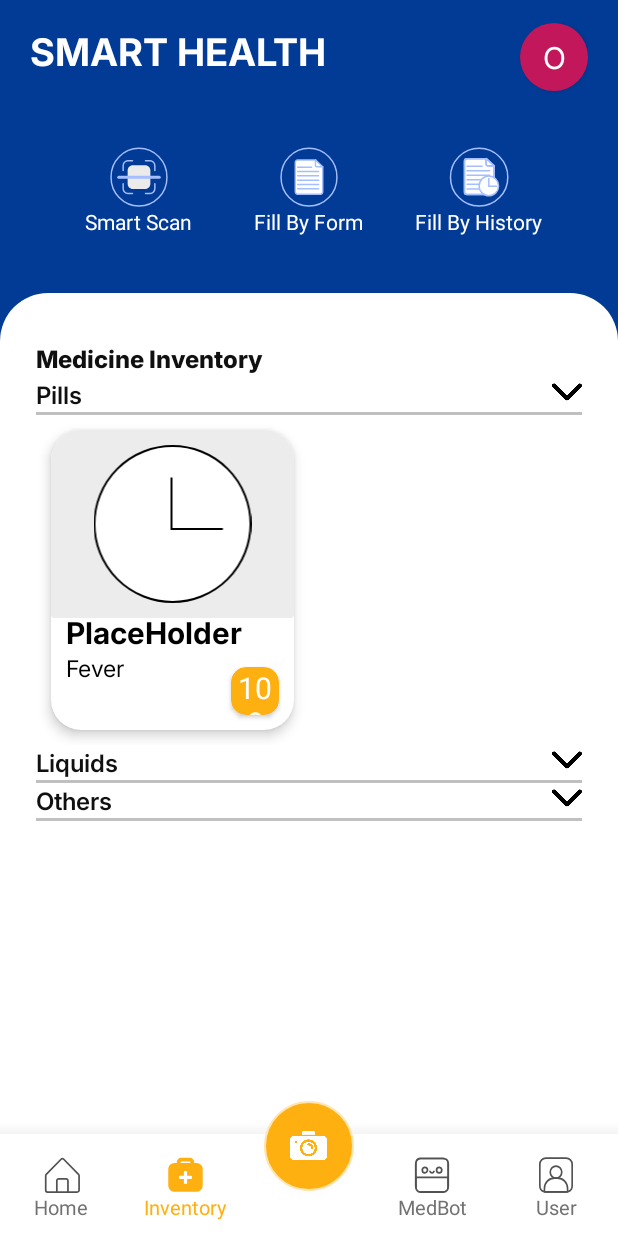
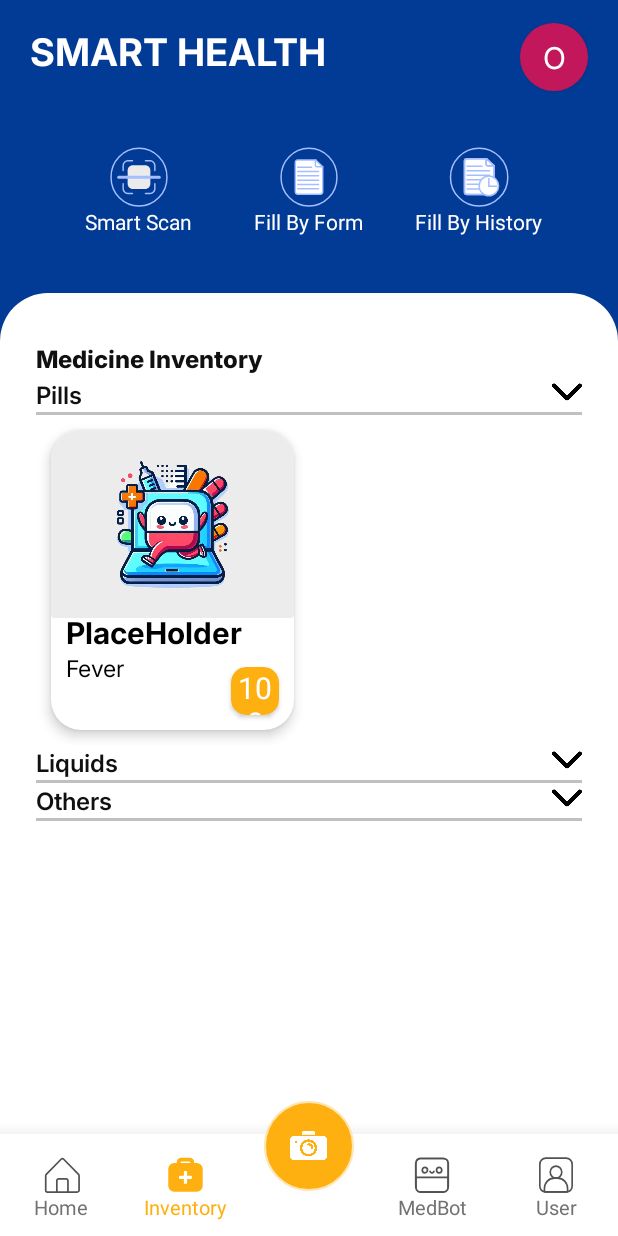
Before and after one commit to ItsMeOX/SmartHealth, an Android app: the fragment InventoryFragment placed in its activity, after a tap on an icon or button, on a phone screen of 412 x 824 dp. Run offline under Robolectric (Android 15) with nearby library versions, the phone set to English and light mode, and no system bars; 2 other taps on this screen came first.

Commit message:
Upload Image for Button works now

```diff
--- a/app/src/main/java/com/example/smarthealth/Inventory/InventoryFragment.java
+++ b/app/src/main/java/com/example/smarthealth/Inventory/InventoryFragment.java
@@ -1,6 +1,7 @@
 package com.example.smarthealth.Inventory;
 import android.content.Intent;
 import android.graphics.Color;
+import android.graphics.drawable.Drawable;
 import android.os.Bundle;
 import android.util.Log;
 import android.view.Gravity;
@@ -18,6 +19,9 @@ import android.widget.PopupWindow;
 import android.widget.Spinner;
 import android.widget.TextView;
 import android.widget.Toast;
+
+import androidx.core.content.ContextCompat;
+import androidx.core.content.res.ResourcesCompat;
 import androidx.lifecycle.ViewModel;
 import android.util.TypedValue;
 import androidx.activity.result.ActivityResultLauncher;
@@ -155,7 +159,7 @@ public class InventoryFragment extends Fragment {
             @Override
             public void onClick(View v) {
                 // Add placeholder medicine to pills category
-                addMedicineToLayout("Pills","PlaceHolder", "Fever", 100,R.drawable.clock);
+                addMedicineToLayout("Pills","PlaceHolder", "Fever", 100, ContextCompat.getDrawable(requireContext(), R.drawable.app_logo));
                 Toast.makeText(requireContext(), "New Pill Added", Toast.LENGTH_SHORT).show();
             }
         });
@@ -171,7 +175,7 @@ public class InventoryFragment extends Fragment {
             @Override
             public void onClick(View v) {
                 // Add placeholder medicine to others category
-                addMedicineToLayout("Others","PlaceHolder", "Fever", 100,R.drawable.clock);
+                addMedicineToLayout("Others","PlaceHolder", "Fever", 100, ContextCompat.getDrawable(requireContext(), R.drawable.app_logo));
                 Toast.makeText(requireContext(), "New Other Medicine Added", Toast.LENGTH_SHORT).show();
             }
         });
@@ -199,7 +203,7 @@ public class InventoryFragment extends Fragment {
         return view;
     }
 
-    private void addMedicineToLayout(String category, String mediName, String mediDesc, int mediAmount, int mediImage) {
+    private void addMedicineToLayout(String category, String mediName, String mediDesc, int mediAmount, Drawable mediImage) {
         ArrayList<MedicineButton> containerList = new ArrayList<>();
         MedicineAdapter adapter = null;
 
@@ -216,7 +220,6 @@ public class InventoryFragment extends Fragment {
             adapter = othersAdapter;
 
         }
-
         // Add placeholder medicine button
         MedicineButton newButton = new MedicineButton(mediName, mediDesc, mediAmount, mediImage);
         // Add the placeholder to the appropriate container list
@@ -298,16 +301,16 @@ public class InventoryFragment extends Fragment {
                 EditText nameView = popupView.findViewById(R.id.formMediName);
                 EditText amountView = popupView.findViewById(R.id.formMediAmount);
                 EditText descView = popupView.findViewById(R.id.formMediDesc);
-//                EditText infoView = popupView.findViewById(R.id.formMediInfo);
-//                ImageView imageView = popupView.findViewById(R.id.mediImage);
+                ImageView imageView = popupView.findViewById(R.id.image);
                 String mediType = category.getSelectedItem().toString();
 
                 String mediName = nameView.getText().toString().trim();
                 String mediDesc = descView.getText().toString().trim();
                 String amount = amountView.getText().toString().trim();
                 int mediAmount = Integer.parseInt(amount);
+                Drawable image = imageView.getDrawable();
                 // Pass corresponding parameters
-                addMedicineToLayout(mediType,mediName, mediDesc,mediAmount, R.drawable.clock);
+                addMedicineToLayout(mediType,mediName, mediDesc,mediAmount, image);
                  popupWindow.dismiss();
             }
         });
--- a/app/src/main/java/com/example/smarthealth/Inventory/MedicineAdapter.java
+++ b/app/src/main/java/com/example/smarthealth/Inventory/MedicineAdapter.java
@@ -42,16 +42,17 @@ public class MedicineAdapter extends RecyclerView.Adapter<MedicineAdapter.ViewHo
         MedicineButton model = medicineSubList.get(position);
 
         // Set the button's data (name, description, etc.)
+        holder.medicineImage.setImageDrawable(model.getMedicineImage());
         holder.medicineName.setText(model.getMedicineName());
         holder.medicineDesc.setText(model.getMedicineDesc());
         holder.medicineAmount.setText(String.valueOf(model.getMedicineAmount()));
 
         // Handle the image
-        if (model.getMedicineImage() != 0) {
-            holder.medicineImage.setImageResource(model.getMedicineImage());
-        } else {
-            holder.medicineImage.setImageResource(R.drawable.camera); // Default image if no image
-        }
+//        if (model.getMedicineImage() != 0) {
+//            holder.medicineImage.setImageResource(model.getMedicineImage());
+//        } else {
+//            holder.medicineImage.setImageResource(R.drawable.camera); // Default image if no image
+//        }
 
 //         Set visibility based on expanded or collapsed state
         if (isExpanded || position < 4) {
--- a/app/src/main/java/com/example/smarthealth/Inventory/MedicineButton.java
+++ b/app/src/main/java/com/example/smarthealth/Inventory/MedicineButton.java
@@ -1,4 +1,6 @@
 package com.example.smarthealth.Inventory;
+
+import android.graphics.drawable.Drawable;
 
 public class MedicineButton {
     public String medicineName;
@@ -6,9 +8,9 @@ public class MedicineButton {
 
     public int medicineAmount;
 
-    public int medicineImage;
+    public Drawable medicineImage;
 
-    MedicineButton(String medicineName, String medicineDesc, int medicineAmount, int medicineImage) {
+    MedicineButton(String medicineName, String medicineDesc, int medicineAmount, Drawable medicineImage) {
         this.medicineName = medicineName;
         this.medicineDesc = medicineDesc;
         this.medicineAmount = medicineAmount;
@@ -38,11 +40,11 @@ public class MedicineButton {
         this.medicineAmount = medicineAmount;
     }
 
-    public int getMedicineImage() {
+    public Drawable getMedicineImage() {
         return medicineImage;
     }
 
-    public void setMedicineImage(int medicineImage) {
+    public void setMedicineImage(Drawable medicineImage) {
         this.medicineImage = medicineImage;
     }
 
```
